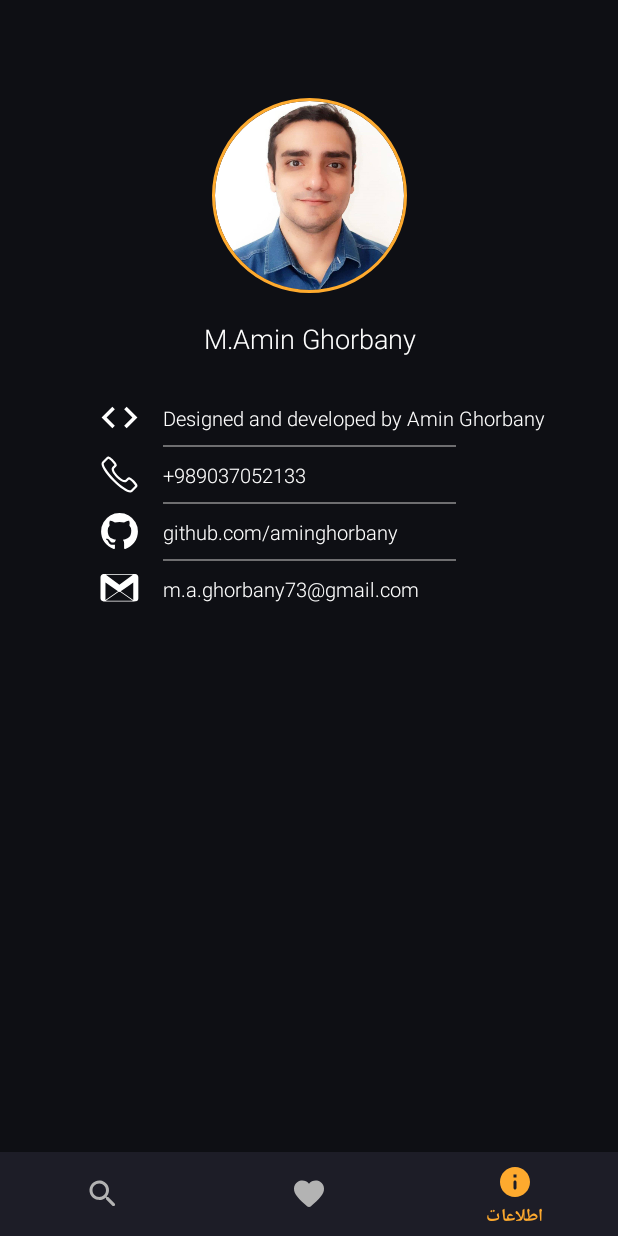
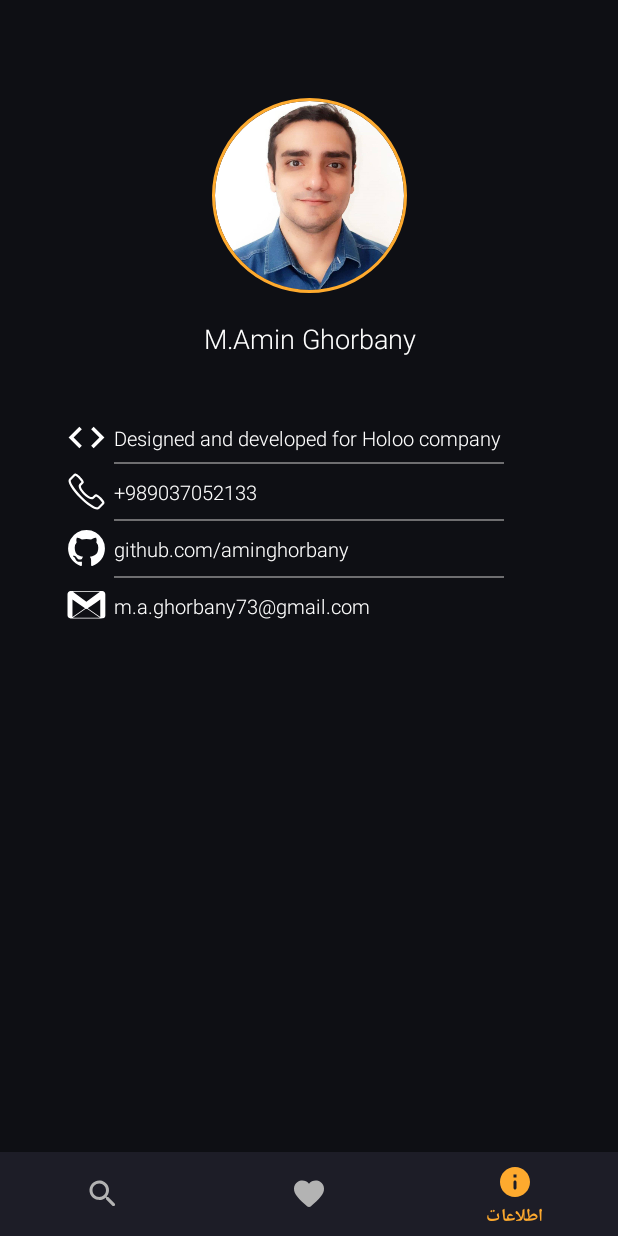
Before and after one commit to aminghorbany/dictionary, an Android app: the InfoFragment screen opened through its navigation route, on a phone screen of 412 x 824 dp. Run offline under Robolectric (Android 15) with nearby library versions, the light colour scheme and no system bars; our stand-ins replace CircleImageView, Dagger/Hilt's generated code, navigation-ui, sdp/ssp sizes; libraries missing offline, so code that uses them is left out: com.opencsv; network calls fail; 2 statements that could not run were skipped.

Commit message:
feat: redesign fragment_info.xml.

```diff
--- a/app/src/main/res/layout/fragment_info.xml
+++ b/app/src/main/res/layout/fragment_info.xml
@@ -30,43 +30,50 @@
         app:layout_constraintStart_toStartOf="@+id/profile_image"
         app:layout_constraintTop_toBottomOf="@+id/profile_image" />
 
+
+    <androidx.constraintlayout.widget.ConstraintLayout
+        android:layout_marginTop="@dimen/_30sdp"
+        android:layout_width="@dimen/_250sdp"
+        android:layout_height="wrap_content"
+        app:layout_constraintEnd_toEndOf="parent"
+        app:layout_constraintStart_toStartOf="parent"
+        app:layout_constraintTop_toBottomOf="@+id/textView3">
+
         <ImageView
             android:id="@+id/imageViewCode"
             android:layout_width="@dimen/_22sdp"
             android:layout_height="@dimen/_22sdp"
-        android:layout_marginStart="@dimen/_50sdp"
-        android:layout_marginTop="@dimen/_20sdp"
-        app:tint="@color/white"
             app:layout_constraintStart_toStartOf="parent"
-        app:layout_constraintTop_toBottomOf="@+id/textView3"
-        app:srcCompat="@drawable/ic_code_24" />
+            app:layout_constraintTop_toTopOf="parent"
+            app:srcCompat="@drawable/ic_code_24"
+            app:tint="@color/white" />
 
         <View
             android:id="@+id/view"
-        android:layout_width="@dimen/_150sdp"
+            android:layout_width="@dimen/_200sdp"
+            android:layout_height="@dimen/_1sdp"
+            android:layout_gravity="center"
+            android:layout_marginTop="@dimen/_5sdp"
+            android:background="@color/philippineSilverAlpha"
+            app:layout_constraintEnd_toEndOf="parent"
+            app:layout_constraintStart_toStartOf="parent"
+            app:layout_constraintTop_toBottomOf="@+id/textView4" />
+
+
+        <View
+            android:id="@+id/view2"
+            android:layout_width="@dimen/_200sdp"
             android:layout_height="@dimen/_1sdp"
             android:layout_gravity="center"
             android:layout_marginTop="@dimen/_3sdp"
             android:background="@color/philippineSilverAlpha"
-        app:layout_constraintEnd_toEndOf="parent"
-        app:layout_constraintStart_toStartOf="parent"
-        app:layout_constraintTop_toBottomOf="@+id/imageViewCode" />
-
-
-    <View
-        android:id="@+id/view2"
-        android:layout_width="@dimen/_150sdp"
-        android:layout_height="@dimen/_1sdp"
-        android:layout_gravity="center"
-        android:layout_marginTop="@dimen/_3sdp"
-        android:background="@color/philippineSilverAlpha"
-        app:layout_constraintEnd_toEndOf="parent"
-        app:layout_constraintStart_toStartOf="parent"
+            app:layout_constraintEnd_toEndOf="@+id/view"
+            app:layout_constraintStart_toStartOf="@+id/view"
             app:layout_constraintTop_toBottomOf="@+id/imageViewContact" />
 
         <View
             android:id="@+id/view3"
-        android:layout_width="@dimen/_150sdp"
+            android:layout_width="@dimen/_200sdp"
             android:layout_height="@dimen/_1sdp"
             android:layout_gravity="center"
             android:layout_marginTop="@dimen/_3sdp"
@@ -77,21 +84,19 @@
 
         <ImageView
             android:id="@+id/imageViewContact"
-        android:padding="@dimen/_1sdp"
             android:layout_width="@dimen/_22sdp"
             android:layout_height="@dimen/_22sdp"
-        android:layout_marginStart="@dimen/_50sdp"
             android:layout_marginTop="@dimen/_3sdp"
-        app:tint="@color/white"
+            android:padding="@dimen/_1sdp"
             app:layout_constraintStart_toStartOf="parent"
             app:layout_constraintTop_toBottomOf="@+id/view"
-        app:srcCompat="@drawable/ic_phone_cell_contact_telephone_icon" />
+            app:srcCompat="@drawable/ic_phone_cell_contact_telephone_icon"
+            app:tint="@color/white" />
 
         <ImageView
             android:id="@+id/imageViewGithub"
             android:layout_width="@dimen/_22sdp"
             android:layout_height="@dimen/_22sdp"
-        android:layout_marginStart="@dimen/_50sdp"
             android:layout_marginTop="@dimen/_3sdp"
             app:layout_constraintStart_toStartOf="parent"
             app:layout_constraintTop_toBottomOf="@+id/view2"
@@ -102,7 +107,6 @@
             android:id="@+id/imageViewEmail"
             android:layout_width="@dimen/_22sdp"
             android:layout_height="@dimen/_22sdp"
-        android:layout_marginStart="@dimen/_50sdp"
             android:layout_marginTop="@dimen/_3sdp"
             app:layout_constraintStart_toStartOf="parent"
             app:layout_constraintTop_toBottomOf="@+id/view3"
@@ -112,20 +116,21 @@
         <TextView
             android:id="@+id/textView4"
             style="@style/TextViewLightStyle"
-        android:layout_width="wrap_content"
+            android:layout_width="0dp"
             android:layout_height="wrap_content"
             android:text="@string/description"
             android:textSize="@dimen/_10ssp"
             app:layout_constraintBottom_toBottomOf="@+id/imageViewCode"
+            app:layout_constraintEnd_toEndOf="@+id/view"
             app:layout_constraintStart_toStartOf="@+id/view"
             app:layout_constraintTop_toTopOf="@+id/imageViewCode" />
 
         <TextView
             android:id="@+id/txtPhoneNumber"
+            style="@style/TextViewLightStyle"
             android:layout_width="wrap_content"
             android:layout_height="wrap_content"
             android:text="@string/phone"
-        style="@style/TextViewLightStyle"
             android:textSize="@dimen/_10ssp"
             app:layout_constraintBottom_toBottomOf="@+id/imageViewContact"
             app:layout_constraintStart_toStartOf="@+id/view2"
@@ -133,25 +138,29 @@
 
         <TextView
             android:id="@+id/txtGithub"
+            style="@style/TextViewLightStyle"
             android:layout_width="wrap_content"
             android:layout_height="wrap_content"
             android:text="@string/githubAddress"
             android:textSize="@dimen/_10ssp"
-        style="@style/TextViewLightStyle"
             app:layout_constraintBottom_toBottomOf="@+id/imageViewGithub"
-        app:layout_constraintStart_toStartOf="@+id/view2"
+            app:layout_constraintStart_toStartOf="@+id/view3"
             app:layout_constraintTop_toTopOf="@+id/imageViewGithub" />
 
         <TextView
             android:id="@+id/txtEmail"
+            style="@style/TextViewLightStyle"
             android:layout_width="wrap_content"
             android:layout_height="wrap_content"
             android:text="@string/emailAddress"
             android:textSize="@dimen/_10ssp"
-        style="@style/TextViewLightStyle"
             app:layout_constraintBottom_toBottomOf="@+id/imageViewEmail"
-        app:layout_constraintStart_toStartOf="@+id/view2"
+            app:layout_constraintStart_toStartOf="@+id/view3"
             app:layout_constraintTop_toTopOf="@+id/imageViewEmail" />
+
+    </androidx.constraintlayout.widget.ConstraintLayout>
+
+
 
 
 </androidx.constraintlayout.widget.ConstraintLayout>
--- a/app/src/main/res/values/strings.xml
+++ b/app/src/main/res/values/strings.xml
@@ -20,5 +20,5 @@
     <string name="addToApp">افزودن به برنامه</string>
     <string name="cancel">لغو</string>
     <string name="successfullyInserted">لغت با موفقیت اضافه شد</string>
-    <string name="description">Designed and developed by Amin Ghorbany</string>
+    <string name="description">Designed and developed for Holoo company</string>
 </resources>
```
Lines whose indentation alone changed are shown as unchanged.
